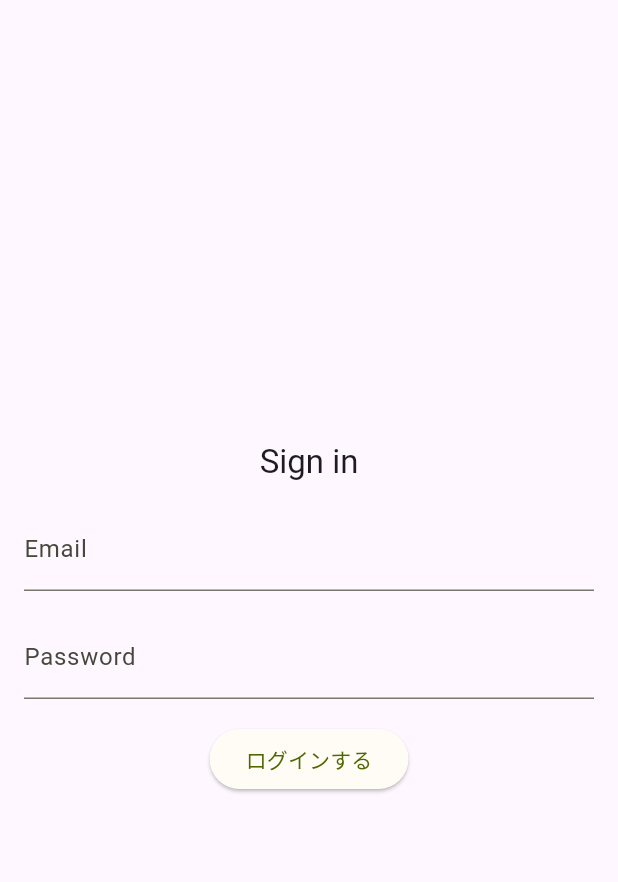
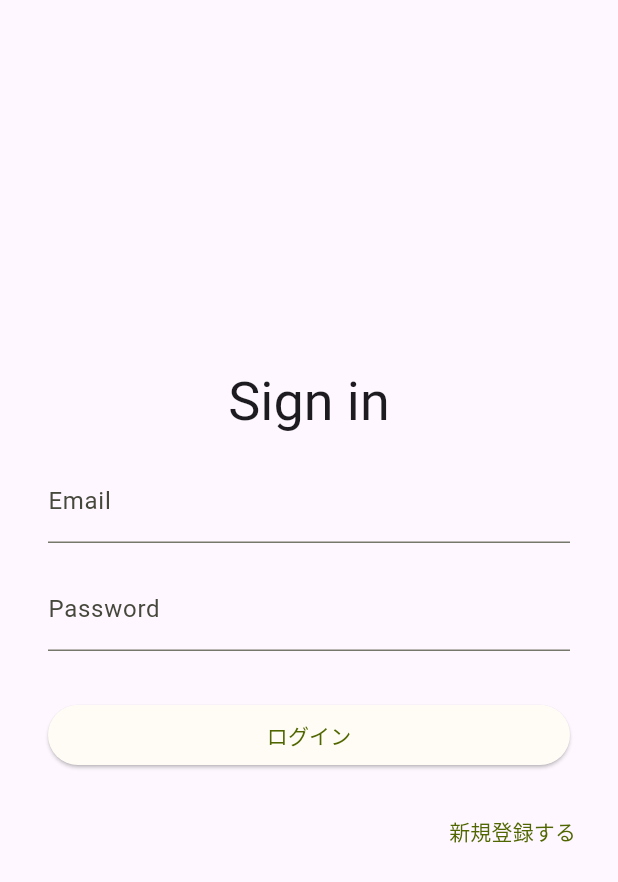
Before and after one commit to ukkey0518/sample_chat_app, a Flutter app: the screen it shows after launch, on a phone screen of 412 x 824 dp. Shown: the top 882 px of the screen. Run offline on Flutter 3.47's test engine with Material 3 defaults, Android fonts, the phone set to English and light mode, and no system bars; our stand-ins replace firebase_auth, firebase_core, flutter_hooks, form_builder_validators, go_router, hooks_riverpod and 1 more; accounts and stored records are empty; generated files the repository leaves out were written again; Roboto replaces fonts that are missing (Marugame-Regular, Marugame-Udon).

Commit message:
Refactor authentication screen to use Flutter Hooks and implement sign up form. Updated sign in and sign up forms UI.

```diff
--- a/lib/view/screens/authentication/authentication_screen.dart
+++ b/lib/view/screens/authentication/authentication_screen.dart
@@ -1,21 +1,67 @@
 import 'package:flutter/material.dart';
+import 'package:flutter_hooks/flutter_hooks.dart';
+import 'package:sample_chat_app/constants/app_font_family.dart';
 import 'package:sample_chat_app/view/screens/authentication/components/sign_in_form.dart';
+import 'package:sample_chat_app/view/screens/authentication/components/sign_up_form.dart';
 
-class AuthenticationScreen extends StatelessWidget {
+class AuthenticationScreen extends HookWidget {
   const AuthenticationScreen({super.key});
 
   @override
   Widget build(BuildContext context) {
-    return const PopScope(
+    final formType = useState(AuthenticationFormType.signIn);
+
+    return PopScope(
       canPop: false,
       child: Scaffold(
-        body: Center(
-          child: Padding(
-            padding: EdgeInsets.all(16),
-            child: SignInForm(),
+        body: Padding(
+          padding: const EdgeInsets.all(16),
+          child: Center(
+            child: Column(
+              mainAxisSize: MainAxisSize.min,
+              children: [
+                Text(
+                  switch (formType.value) {
+                    AuthenticationFormType.signIn => 'Sign in',
+                    AuthenticationFormType.signUp => 'Sign up',
+                  },
+                  style: Theme.of(context).textTheme.displaySmall?.copyWith(
+                        fontFamily: AppFontFamily.marugameUdon,
+                      ),
+                ),
+                Padding(
+                  padding: const EdgeInsets.all(16),
+                  child: switch (formType.value) {
+                    AuthenticationFormType.signIn => const SignInForm(),
+                    AuthenticationFormType.signUp => const SignUpForm(),
+                  },
+                ),
+                Align(
+                  alignment: Alignment.centerRight,
+                  child: TextButton(
+                    onPressed: () {
+                      formType.value = switch (formType.value) {
+                        AuthenticationFormType.signIn =>
+                          AuthenticationFormType.signUp,
+                        AuthenticationFormType.signUp =>
+                          AuthenticationFormType.signIn,
+                      };
+                    },
+                    child: Text(
+                      switch (formType.value) {
+                        AuthenticationFormType.signIn => '新規登録する',
+                        AuthenticationFormType.signUp => 'ログインする',
+                      },
+                    ),
+                  ),
+                ),
+              ],
+            ),
           ),
         ),
       ),
     );
   }
 }
+
+enum AuthenticationFormType { signIn, signUp }
--- a/lib/view/screens/authentication/components/sign_in_form.dart
+++ b/lib/view/screens/authentication/components/sign_in_form.dart
@@ -51,11 +51,6 @@ class SignInForm extends HookConsumerWidget {
       child: Column(
         mainAxisSize: MainAxisSize.min,
         children: [
-          Text(
-            'Sign in',
-            style: Theme.of(context).textTheme.titleLarge,
-          ),
-          const SizedBox(height: 16),
           TextFormField(
             controller: emailController,
             enabled: !isProcessing.value,
@@ -82,13 +77,16 @@ class SignInForm extends HookConsumerWidget {
               labelText: 'Password',
             ),
           ),
-          const SizedBox(height: 16),
+          const SizedBox(height: 32),
           if (isProcessing.value)
             const CircularProgressIndicator()
           else
             ElevatedButton(
               onPressed: signIn,
-              child: const Text('ログインする'),
+              child: const SizedBox(
+                width: double.infinity,
+                child: Center(child: Text('ログイン')),
+              ),
             ),
         ],
       ),
--- a/lib/view/screens/authentication/components/sign_up_form.dart
+++ b/lib/view/screens/authentication/components/sign_up_form.dart
@@ -51,11 +51,6 @@ class SignUpForm extends HookConsumerWidget {
       child: Column(
         mainAxisSize: MainAxisSize.min,
         children: [
-          Text(
-            'Sign up',
-            style: Theme.of(context).textTheme.titleLarge,
-          ),
-          const SizedBox(height: 16),
           TextFormField(
             controller: emailController,
             enabled: !isProcessing.value,
@@ -82,13 +77,16 @@ class SignUpForm extends HookConsumerWidget {
               labelText: 'Password',
             ),
           ),
-          const SizedBox(height: 16),
+          const SizedBox(height: 32),
           if (isProcessing.value)
             const CircularProgressIndicator()
           else
             ElevatedButton(
               onPressed: signUp,
-              child: const Text('登録する'),
+              child: const SizedBox(
+                width: double.infinity,
+                child: Center(child: Text('登録')),
+              ),
             ),
         ],
       ),
```
